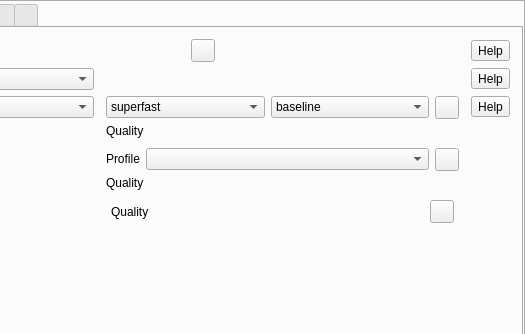
The window that src/formMainWindow.ui (vkohaupt/vokoscreenNG) describes before a commit, drawn with Qt 5; both pictures show x 266 to 791 and y 0 to 334 of the 791 by 500 pixel window.
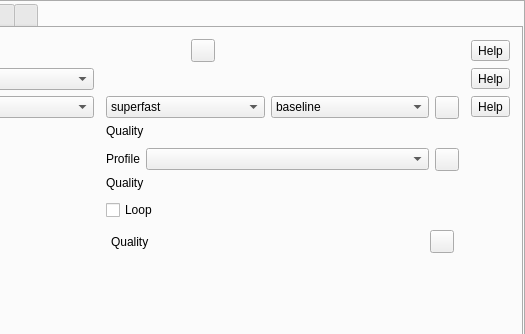
The same window after the commit. Icons and pictures are not drawn.

Diff of the .ui file:
```diff
--- a/src/formMainWindow.ui
+++ b/src/formMainWindow.ui
@@ -1295,7 +1295,7 @@
                 <property name="frameShadow">
                  <enum>QFrame::Raised</enum>
                 </property>
-                <layout class="QVBoxLayout" name="verticalLayout_9" stretch="0,0,0">
+                <layout class="QVBoxLayout" name="verticalLayout_9" stretch="0,0,0,0">
                  <property name="spacing">
                   <number>10</number>
                  </property>
@@ -1506,6 +1506,61 @@
                    </item>
                   </layout>
                  </item>
+                 <item>
+                  <widget class="QFrame" name="frameVideoCodecGIF">
+                   <property name="frameShape">
+                    <enum>QFrame::NoFrame</enum>
+                   </property>
+                   <property name="frameShadow">
+                    <enum>QFrame::Raised</enum>
+                   </property>
+                   <layout class="QHBoxLayout" name="horizontalLayout_62">
+                    <property name="spacing">
+                     <number>6</number>
+                    </property>
+                    <property name="leftMargin">
+                     <number>6</number>
+                    </property>
+                    <property name="topMargin">
+                     <number>0</number>
+                    </property>
+                    <property name="rightMargin">
+                     <number>6</number>
+                    </property>
+                    <property name="bottomMargin">
+                     <number>0</number>
+                    </property>
+                    <item>
+                     <layout class="QVBoxLayout" name="verticalLayout_28">
+                      <item>
+                       <layout class="QHBoxLayout" name="horizontalLayout_68">
+                        <item>
+                         <widget class="QCheckBox" name="checkBoxGifLoop">
+                          <property name="text">
+                           <string>Loop</string>
+                          </property>
+                         </widget>
+                        </item>
+                        <item>
+                         <spacer name="horizontalSpacer_50">
+                          <property name="orientation">
+                           <enum>Qt::Horizontal</enum>
+                          </property>
+                          <property name="sizeHint" stdset="0">
+                           <size>
+                            <width>40</width>
+                            <height>20</height>
+                           </size>
+                          </property>
+                         </spacer>
+                        </item>
+                       </layout>
+                      </item>
+                     </layout>
+                    </item>
+                   </layout>
+                  </widget>
+                 </item>
                  <item>
                   <widget class="QFrame" name="frameVideoCodecVp8">
                    <property name="frameShape">
```
Left out of the diff: 2 changed lines with no effect on the pictures.
